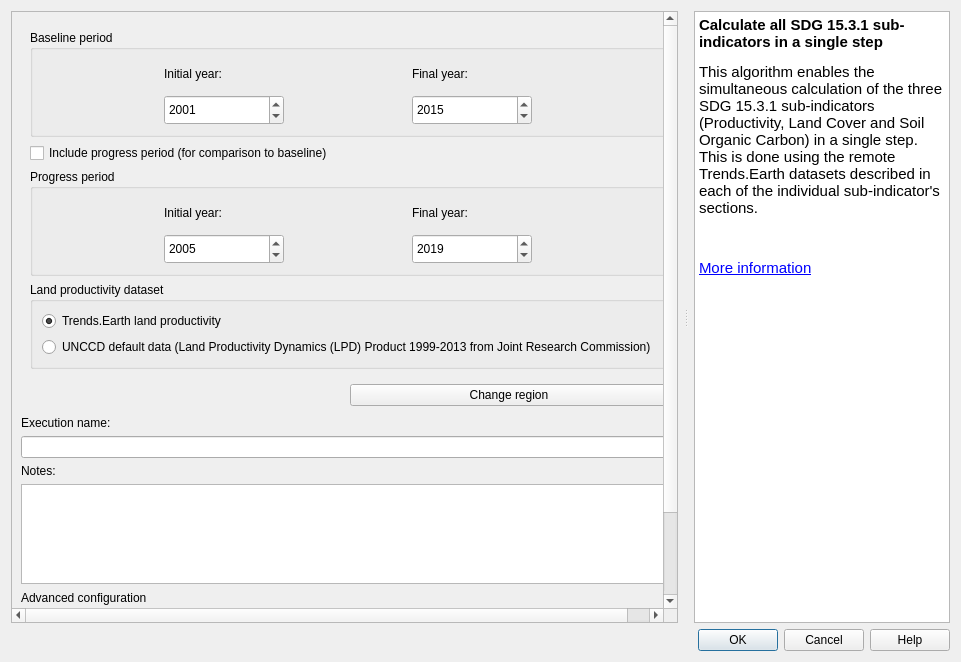
First picture: the form in LDMP/gui/DlgCalculateOneStep.ui, repository ConservationInternational/trends.earth, before the edit.
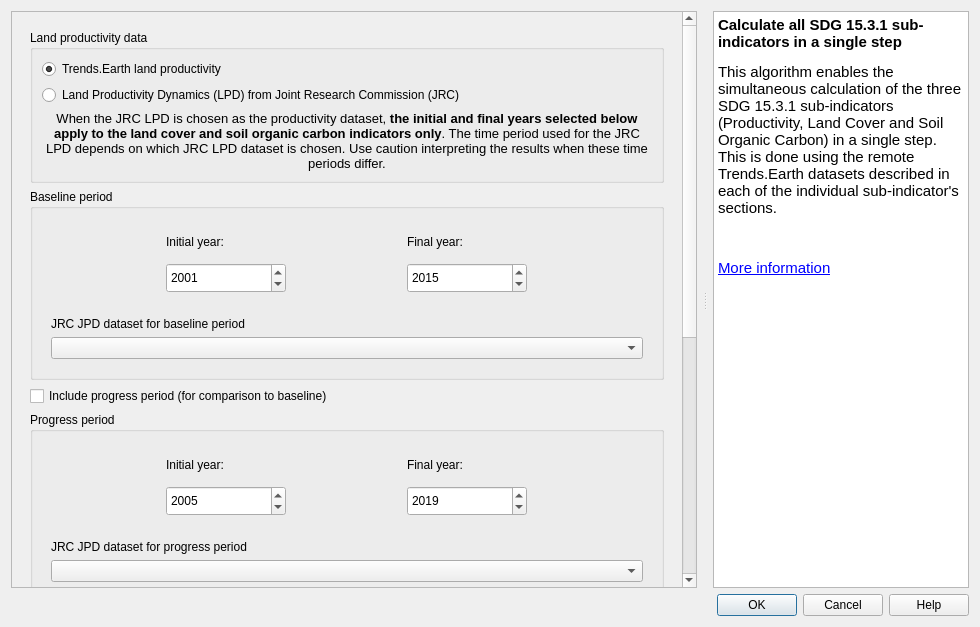
Second picture: the form after the edit. Custom widgets are drawn as their Qt base class.

Commit message: Fully support JRC LPD in one step tool

The edit to the form file:
```diff
--- a/LDMP/gui/DlgCalculateOneStep.ui
+++ b/LDMP/gui/DlgCalculateOneStep.ui
@@ -6,8 +6,8 @@
    <rect>
     <x>0</x>
     <y>0</y>
-    <width>961</width>
-    <height>662</height>
+    <width>980</width>
+    <height>627</height>
    </rect>
   </property>
   <property name="sizePolicy">
@@ -67,8 +67,8 @@
            <rect>
             <x>0</x>
             <y>0</y>
-            <width>669</width>
-            <height>613</height>
+            <width>671</width>
+            <height>978</height>
            </rect>
           </property>
           <layout class="QVBoxLayout" name="verticalLayout_7">
@@ -81,6 +81,53 @@
               <enum>QFrame::Raised</enum>
              </property>
              <layout class="QVBoxLayout" name="verticalLayout_4">
+              <item>
+               <widget class="QGroupBox" name="groupBox">
+                <property name="title">
+                 <string>Land productivity data</string>
+                </property>
+                <layout class="QVBoxLayout" name="verticalLayout_11">
+                 <item>
+                  <widget class="QRadioButton" name="radio_te_prod">
+                   <property name="text">
+                    <string>Trends.Earth land productivity</string>
+                   </property>
+                   <property name="checked">
+                    <bool>true</bool>
+                   </property>
+                  </widget>
+                 </item>
+                 <item>
+                  <widget class="QRadioButton" name="radio_lpd_jrc">
+                   <property name="text">
+                    <string>Land Productivity Dynamics (LPD) from Joint Research Commission (JRC)</string>
+                   </property>
+                   <property name="checked">
+                    <bool>false</bool>
+                   </property>
+                  </widget>
+                 </item>
+                 <item>
+                  <widget class="QLabel" name="label_lpd_warning">
+                   <property name="font">
+                    <font>
+                     <pointsize>10</pointsize>
+                    </font>
+                   </property>
+                   <property name="text">
+                    <string>&lt;html&gt;&lt;head/&gt;&lt;body&gt;&lt;p&gt;When the JRC LPD is chosen as the productivity dataset, &lt;span style=&quot; font-weight:600;&quot;&gt;the initial and final years selected below apply to the land cover and soil organic carbon indicators only&lt;/span&gt;. The time period used for the JRC LPD depends on which JRC LPD dataset is chosen. Use caution interpreting the results when these time periods differ.&lt;/p&gt;&lt;/body&gt;&lt;/html&gt;</string>
+                   </property>
+                   <property name="alignment">
+                    <set>Qt::AlignCenter</set>
+                   </property>
+                   <property name="wordWrap">
+                    <bool>true</bool>
+                   </property>
+                  </widget>
+                 </item>
+                </layout>
+               </widget>
+              </item>
               <item>
                <widget class="QGroupBox" name="groupBox_baseline_period">
                 <property name="sizePolicy">
@@ -99,38 +146,37 @@
                  <string>Baseline period</string>
                 </property>
                 <layout class="QGridLayout" name="gridLayout_8">
-                 <item row="0" column="0">
-                  <widget class="QLabel" name="label_10">
-                   <property name="minimumSize">
-                    <size>
-                     <width>0</width>
-                     <height>30</height>
-                    </size>
+                 <item row="4" column="0">
+                  <widget class="QFrame" name="jrc_frame_baseline">
+                   <property name="frameShape">
+                    <enum>QFrame::NoFrame</enum>
                    </property>
-                   <property name="font">
-                    <font>
-                     <weight>50</weight>
-                     <bold>false</bold>
-                    </font>
+                   <property name="frameShadow">
+                    <enum>QFrame::Raised</enum>
                    </property>
+                   <layout class="QVBoxLayout" name="verticalLayout_8">
+                    <item>
+                     <widget class="QLabel" name="label">
                    <property name="text">
-                    <string>Initial year:</string>
+                       <string>JRC JPD dataset for baseline period</string>
                    </property>
                   </widget>
                  </item>
-                 <item row="0" column="1">
-                  <widget class="QLabel" name="label_3">
-                   <property name="minimumSize">
-                    <size>
-                     <width>0</width>
-                     <height>30</height>
-                    </size>
-                   </property>
-                   <property name="text">
-                    <string>Final year:</string>
-                   </property>
+                    <item>
+                     <widget class="QComboBox" name="cb_jrc_baseline"/>
+                    </item>
+                   </layout>
                   </widget>
                  </item>
+                 <item row="1" column="0">
+                  <widget class="QFrame" name="frame">
+                   <property name="frameShape">
+                    <enum>QFrame::NoFrame</enum>
+                   </property>
+                   <property name="frameShadow">
+                    <enum>QFrame::Raised</enum>
+                   </property>
+                   <layout class="QGridLayout" name="gridLayout_2">
                  <item row="1" column="1">
                   <widget class="QDateEdit" name="year_final_baseline">
                    <property name="sizePolicy">
@@ -166,6 +212,38 @@
                    </property>
                   </widget>
                  </item>
+                    <item row="0" column="1">
+                     <widget class="QLabel" name="label_3">
+                      <property name="minimumSize">
+                       <size>
+                        <width>0</width>
+                        <height>30</height>
+                       </size>
+                      </property>
+                      <property name="text">
+                       <string>Final year:</string>
+                      </property>
+                     </widget>
+                    </item>
+                    <item row="0" column="0">
+                     <widget class="QLabel" name="label_10">
+                      <property name="minimumSize">
+                       <size>
+                        <width>0</width>
+                        <height>30</height>
+                       </size>
+                      </property>
+                      <property name="font">
+                       <font>
+                        <weight>50</weight>
+                        <bold>false</bold>
+                       </font>
+                      </property>
+                      <property name="text">
+                       <string>Initial year:</string>
+                      </property>
+                     </widget>
+                    </item>
                  <item row="1" column="0">
                   <widget class="QDateEdit" name="year_initial_baseline">
                    <property name="sizePolicy">
@@ -204,6 +282,9 @@
                 </layout>
                </widget>
               </item>
+                </layout>
+               </widget>
+              </item>
               <item>
                <widget class="QCheckBox" name="checkBox_progress_period">
                 <property name="text">
@@ -228,7 +309,51 @@
                 <property name="title">
                  <string>Progress period</string>
                 </property>
-                <layout class="QGridLayout" name="gridLayout_9">
+                <layout class="QVBoxLayout" name="verticalLayout_10">
+                 <item>
+                  <widget class="QFrame" name="frame_3">
+                   <property name="frameShape">
+                    <enum>QFrame::NoFrame</enum>
+                   </property>
+                   <property name="frameShadow">
+                    <enum>QFrame::Raised</enum>
+                   </property>
+                   <layout class="QGridLayout" name="gridLayout">
+                    <item row="1" column="0">
+                     <widget class="QDateEdit" name="year_initial_progress">
+                      <property name="sizePolicy">
+                       <sizepolicy hsizetype="Minimum" vsizetype="Minimum">
+                        <horstretch>0</horstretch>
+                        <verstretch>0</verstretch>
+                       </sizepolicy>
+                      </property>
+                      <property name="minimumSize">
+                       <size>
+                        <width>0</width>
+                        <height>30</height>
+                       </size>
+                      </property>
+                      <property name="maximumSize">
+                       <size>
+                        <width>120</width>
+                        <height>35</height>
+                       </size>
+                      </property>
+                      <property name="toolTip">
+                       <string>Select the initial year, should be less than the final year.</string>
+                      </property>
+                      <property name="displayFormat">
+                       <string notr="true">yyyy</string>
+                      </property>
+                      <property name="date">
+                       <date>
+                        <year>2005</year>
+                        <month>1</month>
+                        <day>1</day>
+                       </date>
+                      </property>
+                     </widget>
+                    </item>
                  <item row="0" column="0">
                   <widget class="QLabel" name="label_11">
                    <property name="minimumSize">
@@ -296,68 +421,32 @@
                    </property>
                   </widget>
                  </item>
-                 <item row="1" column="0">
-                  <widget class="QDateEdit" name="year_initial_progress">
-                   <property name="sizePolicy">
-                    <sizepolicy hsizetype="Minimum" vsizetype="Minimum">
-                     <horstretch>0</horstretch>
-                     <verstretch>0</verstretch>
-                    </sizepolicy>
-                   </property>
-                   <property name="minimumSize">
-                    <size>
-                     <width>0</width>
-                     <height>30</height>
-                    </size>
-                   </property>
-                   <property name="maximumSize">
-                    <size>
-                     <width>120</width>
-                     <height>35</height>
-                    </size>
-                   </property>
-                   <property name="toolTip">
-                    <string>Select the initial year, should be less than the final year.</string>
-                   </property>
-                   <property name="displayFormat">
-                    <string notr="true">yyyy</string>
-                   </property>
-                   <property name="date">
-                    <date>
-                     <year>2005</year>
-                     <month>1</month>
-                     <day>1</day>
-                    </date>
-                   </property>
-                  </widget>
-                 </item>
                 </layout>
                </widget>
               </item>
               <item>
-               <widget class="QGroupBox" name="groupBox_3">
-                <property name="title">
-                 <string>Land productivity dataset</string>
-                </property>
-                <layout class="QGridLayout" name="gridLayout">
-                 <item row="1" column="0" colspan="2">
-                  <widget class="QRadioButton" name="radio_lpd_jrc">
-                   <property name="text">
-                    <string>UNCCD default data (Land Productivity Dynamics (LPD) Product 1999-2013 from Joint Research Commission)</string>
-                   </property>
-                   <property name="checked">
-                    <bool>false</bool>
-                   </property>
-                  </widget>
-                 </item>
-                 <item row="0" column="0">
-                  <widget class="QRadioButton" name="radio_te_prod">
-                   <property name="text">
-                    <string>Trends.Earth land productivity</string>
-                   </property>
-                   <property name="checked">
+                  <widget class="QFrame" name="jrc_frame_progress">
+                   <property name="enabled">
                     <bool>true</bool>
                    </property>
+                   <property name="frameShape">
+                    <enum>QFrame::NoFrame</enum>
+                   </property>
+                   <property name="frameShadow">
+                    <enum>QFrame::Raised</enum>
+                   </property>
+                   <layout class="QVBoxLayout" name="verticalLayout_9">
+                    <item>
+                     <widget class="QLabel" name="label_2">
+                      <property name="text">
+                       <string>JRC JPD dataset for progress period</string>
+                      </property>
+                     </widget>
+                    </item>
+                    <item>
+                     <widget class="QComboBox" name="cb_jrc_progress"/>
+                    </item>
+                   </layout>
                   </widget>
                  </item>
                 </layout>
@@ -555,7 +644,7 @@
        <string>&lt;!DOCTYPE HTML PUBLIC &quot;-//W3C//DTD HTML 4.0//EN&quot; &quot;http://www.w3.org/TR/REC-html40/strict.dtd&quot;&gt;
 &lt;html&gt;&lt;head&gt;&lt;meta name=&quot;qrichtext&quot; content=&quot;1&quot; /&gt;&lt;style type=&quot;text/css&quot;&gt;
 p, li { white-space: pre-wrap; }
-&lt;/style&gt;&lt;/head&gt;&lt;body style=&quot; font-family:'MS Shell Dlg 2'; font-size:8.25pt; font-weight:400; font-style:normal;&quot;&gt;
+&lt;/style&gt;&lt;/head&gt;&lt;body style=&quot; font-family:'MS Shell Dlg 2'; font-size:12pt; font-weight:400; font-style:normal;&quot;&gt;
 &lt;p style=&quot; margin-top:16px; margin-bottom:12px; margin-left:0px; margin-right:0px; -qt-block-indent:0; text-indent:0px;&quot;&gt;&lt;span style=&quot; font-family:'Ubuntu'; font-size:11pt; font-weight:600;&quot;&gt;Calculate all SDG 15.3.1 sub-indicators in a single step&lt;/span&gt;&lt;/p&gt;
 &lt;p style=&quot; margin-top:12px; margin-bottom:12px; margin-left:0px; margin-right:0px; -qt-block-indent:0; text-indent:0px;&quot;&gt;&lt;span style=&quot; font-family:'Ubuntu'; font-size:11pt;&quot;&gt;This algorithm enables the simultaneous calculation of the three SDG 15.3.1 sub-indicators (Productivity, Land Cover and Soil Organic Carbon) in a single step. This is done using the remote Trends.Earth datasets described in each of the individual sub-indicator's sections.&lt;/span&gt;&lt;/p&gt;
 &lt;p style=&quot;-qt-paragraph-type:empty; margin-top:12px; margin-bottom:12px; margin-left:0px; margin-right:0px; -qt-block-indent:0; text-indent:0px; font-family:'Ubuntu'; font-size:11pt;&quot;&gt;&lt;br /&gt;&lt;/p&gt;
```
Left out of the diff: 2 changed lines with no effect on the pictures. Lines whose indentation alone changed are shown as unchanged. The commit also changes 11 other files.
